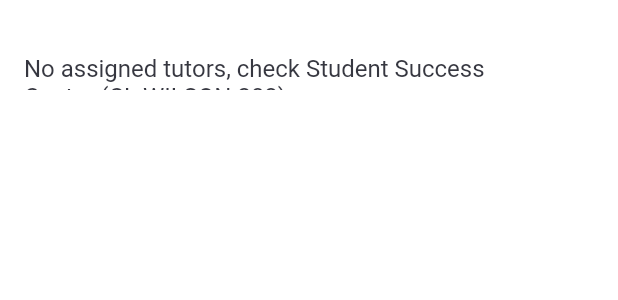
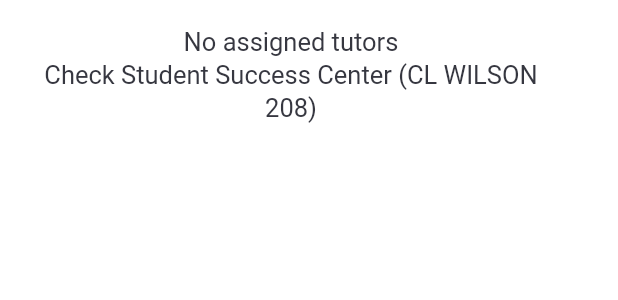
Before and after one commit to SKPnation/sign_class, a Flutter app: the TutorField widget shown alone on an empty page, opened directly with empty values, on a phone screen of 412 x 824 dp. Shown: the top 300 px of the screen. Run offline on Flutter 3.47's test engine with Material 3 defaults, Android fonts, the phone set to English and light mode, and no system bars; our stand-ins replace cloud_firestore, firebase_core, get, get_storage; accounts and stored records are empty.

Commit message:
fixed height of no tutors message

```diff
--- a/lib/features/details/presentation/widgets/tutor_field.dart
+++ b/lib/features/details/presentation/widgets/tutor_field.dart
@@ -4,51 +4,83 @@ import 'package:sign_class/core/theme/colors.dart';
 import 'package:sign_class/core/theme/fonts.dart';
 import 'package:sign_class/features/details/presentation/controllers/details_controller.dart';
 
-class TutorField extends StatelessWidget {
+class TutorField extends StatefulWidget {
   final DetailsController detailsController;
+  const TutorField({super.key, required this.detailsController});
 
-  const TutorField({super.key, required this.detailsController});
+  @override
+  State<TutorField> createState() => _TutorFieldState();
+}
+
+class _TutorFieldState extends State<TutorField> {
+  double getDynamicHeight(String text) {
+    // Similar logic to CourseField: taller when text is longer
+    int lines = (text.length / 30).ceil();
+    return (lines * 26.0) + 30.0;
+  }
 
   @override
   Widget build(BuildContext context) {
     return Obx(() {
-      final tutors = detailsController.selectedCourse.value?.assignedTutors ?? [];
-      final selectedTutorId = detailsController.selectedTutor?.value.id;
+      final tutors = widget.detailsController.selectedCourse.value?.assignedTutors ?? [];
+      final selectedTutorId = widget.detailsController.selectedTutor?.value.id;
 
-      return DropdownButtonFormField<String>(
+      final bool hasTutors = tutors.isNotEmpty;
+      final hintText = hasTutors
+          ? "Select tutor"
+          : "No assigned tutors\nCheck Student Success Center (CL WILSON 208)";
+
+      // Calculate height dynamically for longer text
+      final fieldHeight = getDynamicHeight(hintText);
+
+      return Container(
+        height: fieldHeight,
+        decoration: BoxDecoration(
+          borderRadius: BorderRadius.circular(8.0),
+          border: Border.all(width: 1, color: Colors.white),
+        ),
+        child: DropdownButtonFormField<String>(
           isExpanded: true,
-        initialValue: selectedTutorId,
-        icon: tutors.isEmpty ? const SizedBox.shrink() : const Icon(Icons.arrow_drop_down_sharp),
+          value: hasTutors ? selectedTutorId : null,
+          icon: hasTutors ? const Icon(Icons.arrow_drop_down_sharp) : const SizedBox.shrink(),
           items: tutors.map((tutor) {
             return DropdownMenuItem<String>(
               value: tutor.id,
               child: Text(tutor.name ?? 'Unknown'),
             );
           }).toList(),
-        onChanged: (value) {
+          onChanged: hasTutors
+              ? (value) {
             if (value == null) return;
-
-          final tutor = tutors.firstWhere((tutor) => tutor.id == value);
-          detailsController.selectedTutor?.value = tutor;
-        },
-        hint: Center(child: Text(
-          tutors.isEmpty ? "No assigned tutors, check Student Success Center (CL WILSON 208)" : "Select tutor",
-          style: TextStyle(color: AppColors.black, fontSize: AppFonts.baseSize),
-        ),),
-        style: const TextStyle(color: Colors.white), // Selected text is white
+            final tutor = tutors.firstWhere((t) => t.id == value);
+            widget.detailsController.selectedTutor?.value = tutor;
+          }
+              : null,
+          hint: Center(
+            child: Text(
+              hintText,
+              textAlign: TextAlign.center,
+              softWrap: true,
+              maxLines: null,
+              overflow: TextOverflow.visible,
+              style: TextStyle(
+                color: AppColors.black,
+                fontSize: AppFonts.baseSize + 1,
+                height: 1.3,
+              ),
+            ),
+          ),
+          alignment: Alignment.center,
+          style: const TextStyle(color: Colors.white),
           decoration: InputDecoration(
-          contentPadding: EdgeInsets.symmetric(vertical: tutors.isEmpty ? 36 : 12, horizontal: 12),
+            contentPadding: const EdgeInsets.symmetric(
+              vertical: 16,
+              horizontal: 12,
+            ),
             border: OutlineInputBorder(
               borderRadius: BorderRadius.circular(10),
-            borderSide: BorderSide(width: 1, color: AppColors.white),
+              borderSide: BorderSide.none,
             ),
-          enabledBorder: OutlineInputBorder(
-            borderRadius: BorderRadius.circular(10),
-            borderSide: BorderSide(width: 1, color: AppColors.white),
-          ),
-          focusedBorder: OutlineInputBorder(
-            borderRadius: BorderRadius.circular(10),
-            borderSide: BorderSide(width: 1, color: AppColors.white),
           ),
         ),
       );
```
Lines whose indentation alone changed are shown as unchanged.
